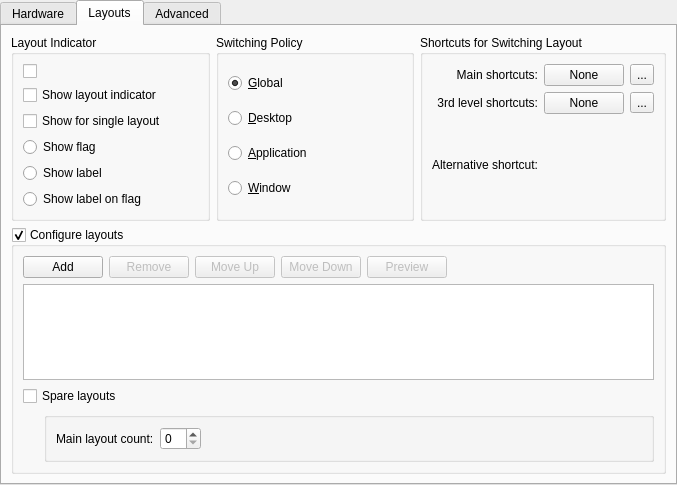
Old version of the form kcms/keyboard/kcm_keyboard.ui in the repository Sonic-DE/sonic-desktop-interface.
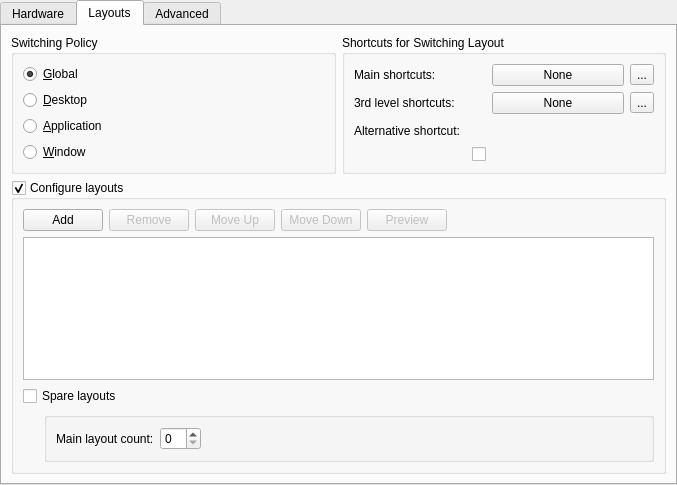
New version of the form. Custom widgets are drawn as their Qt base class.

Commit message:
[kcms/keyboard] Drop legacy keyboard indicator
A new applet was created that speaks DBus. Having the old settings is a
very confusing user experience. It is also a lot of now obsoleted code.

The edit to the form file:
```diff
--- a/kcms/keyboard/kcm_keyboard.ui
+++ b/kcms/keyboard/kcm_keyboard.ui
@@ -96,53 +96,6 @@
    <layout class="QGridLayout" name="gridLayout_2">
     <item row="0" column="0">
      <layout class="QHBoxLayout" name="horizontalLayout_3">
-      <item>
-       <widget class="QGroupBox" name="kbuttongroup">
-        <property name="title">
-         <string>Layout Indicator</string>
-        </property>
-        <layout class="QGridLayout" name="gridLayout_3">
-         <item row="0" column="0">
-          <widget class="QCheckBox" name="showOSD_Chk"/>
-         </item>
-         <item row="1" column="0">
-          <widget class="QCheckBox" name="showIndicatorChk">
-           <property name="text">
-            <string>Show layout indicator</string>
-           </property>
-          </widget>
-         </item>
-         <item row="2" column="0">
-          <widget class="QCheckBox" name="showSingleChk">
-           <property name="text">
-            <string>Show for single layout</string>
-           </property>
-          </widget>
-         </item>
-         <item row="3" column="0">
-          <widget class="QRadioButton" name="showFlagRadioBtn">
-           <property name="text">
-            <string>Show flag</string>
-           </property>
-          </widget>
-         </item>
-         <item row="4" column="0">
-          <widget class="QRadioButton" name="showLabelRadioBtn">
-           <property name="text">
-            <string>Show label</string>
-           </property>
-          </widget>
-         </item>
-         <item row="5" column="0">
-          <widget class="QRadioButton" name="showLabelOnFlagRadioBtn">
-           <property name="text">
-            <string>Show label on flag</string>
-           </property>
-          </widget>
-         </item>
-        </layout>
-       </widget>
-      </item>
       <item>
        <widget class="QGroupBox" name="switchingPolicyGroupBox">
         <property name="whatsThis">
@@ -210,7 +163,7 @@
             <string>Main shortcuts:</string>
            </property>
            <property name="alignment">
-            <set>Qt::AlignRight|Qt::AlignTrailing|Qt::AlignVCenter</set>
+            <set>Qt::AlignLeading|Qt::AlignLeft|Qt::AlignVCenter</set>
            </property>
            <property name="buddy">
             <cstring>xkbGrpShortcutBtn</cstring>
@@ -240,7 +193,7 @@
             <string>3rd level shortcuts:</string>
            </property>
            <property name="alignment">
-            <set>Qt::AlignRight|Qt::AlignTrailing|Qt::AlignVCenter</set>
+            <set>Qt::AlignLeading|Qt::AlignLeft|Qt::AlignVCenter</set>
            </property>
            <property name="buddy">
             <cstring>xkb3rdLevelShortcutBtn</cstring>
@@ -270,7 +223,7 @@
             <string>Alternative shortcut:</string>
            </property>
            <property name="alignment">
-            <set>Qt::AlignRight|Qt::AlignTrailing|Qt::AlignVCenter</set>
+            <set>Qt::AlignLeading|Qt::AlignLeft|Qt::AlignVCenter</set>
            </property>
            <property name="buddy">
             <cstring>kdeKeySequence</cstring>
@@ -287,6 +240,13 @@
            </property>
           </widget>
          </item>
+         <item row="3" column="0">
+          <widget class="QCheckBox" name="showOSD_Chk">
+           <property name="layoutDirection">
+            <enum>Qt::RightToLeft</enum>
+           </property>
+          </widget>
+         </item>
         </layout>
        </widget>
       </item>
```
The commit also changes 16 other files.
